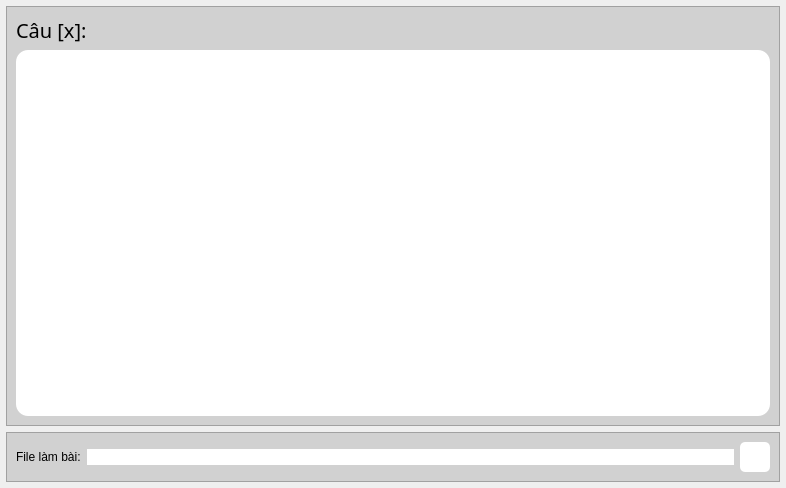
Above: UI_Files/Test_frame.ui from hoangm960/Astraea before the change. Below: the same form after it.
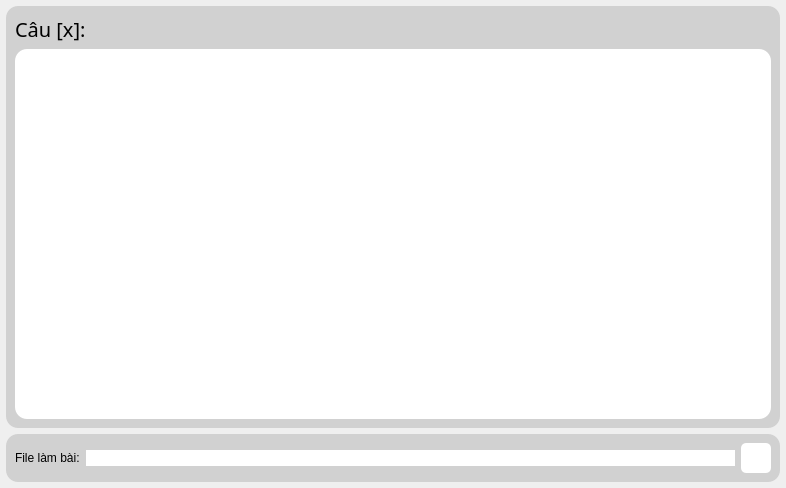
That is the form after the change. Icons and pictures are not drawn.

Patch:
```diff
--- a/UI_Files/Test_frame.ui
+++ b/UI_Files/Test_frame.ui
@@ -65,7 +65,8 @@
       </size>
      </property>
      <property name="styleSheet">
-      <string notr="true">background-color: rgb(209, 209, 209);</string>
+      <string notr="true">background-color: rgb(209, 209, 209);
+border-radius: 12px;</string>
      </property>
      <property name="frameShape">
       <enum>QFrame::StyledPanel</enum>
@@ -107,7 +108,8 @@
    <item>
     <widget class="QFrame" name="ans_file_frame">
      <property name="styleSheet">
-      <string notr="true">background-color: rgb(209, 209, 209);</string>
+      <string notr="true">background-color: rgb(209, 209, 209);
+border-radius: 12px;</string>
      </property>
      <property name="frameShape">
       <enum>QFrame::StyledPanel</enum>
```
